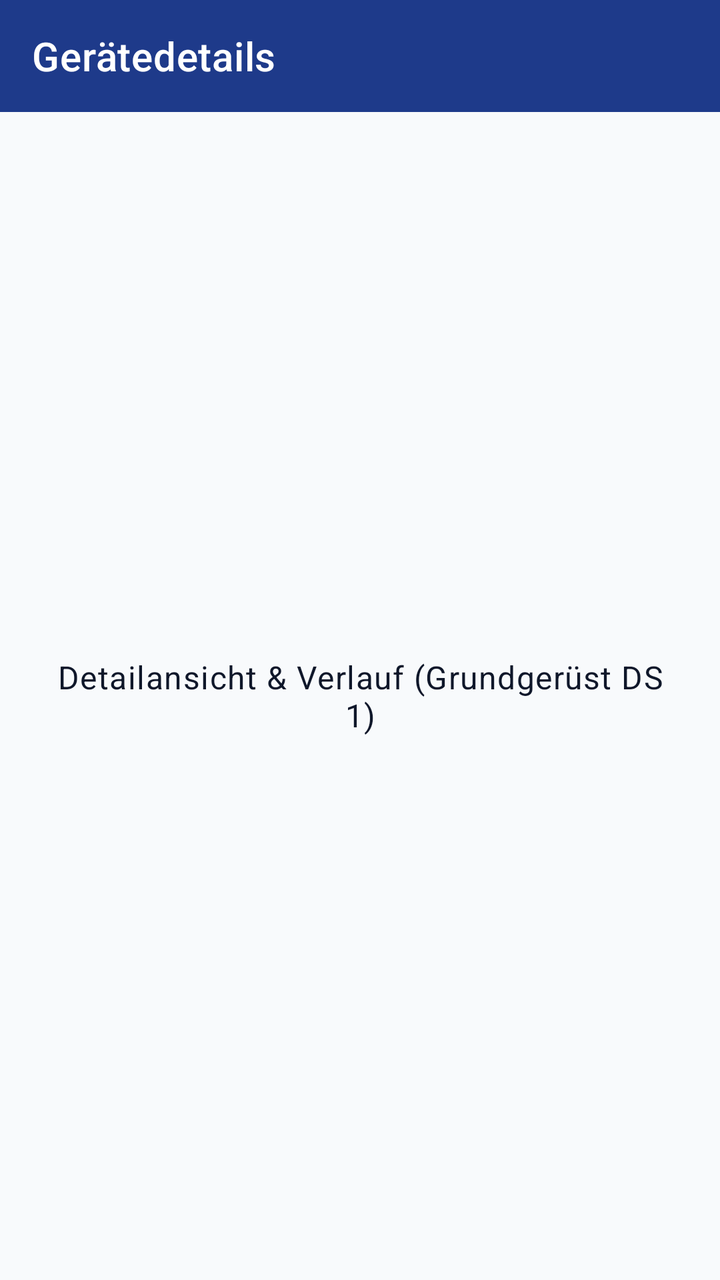
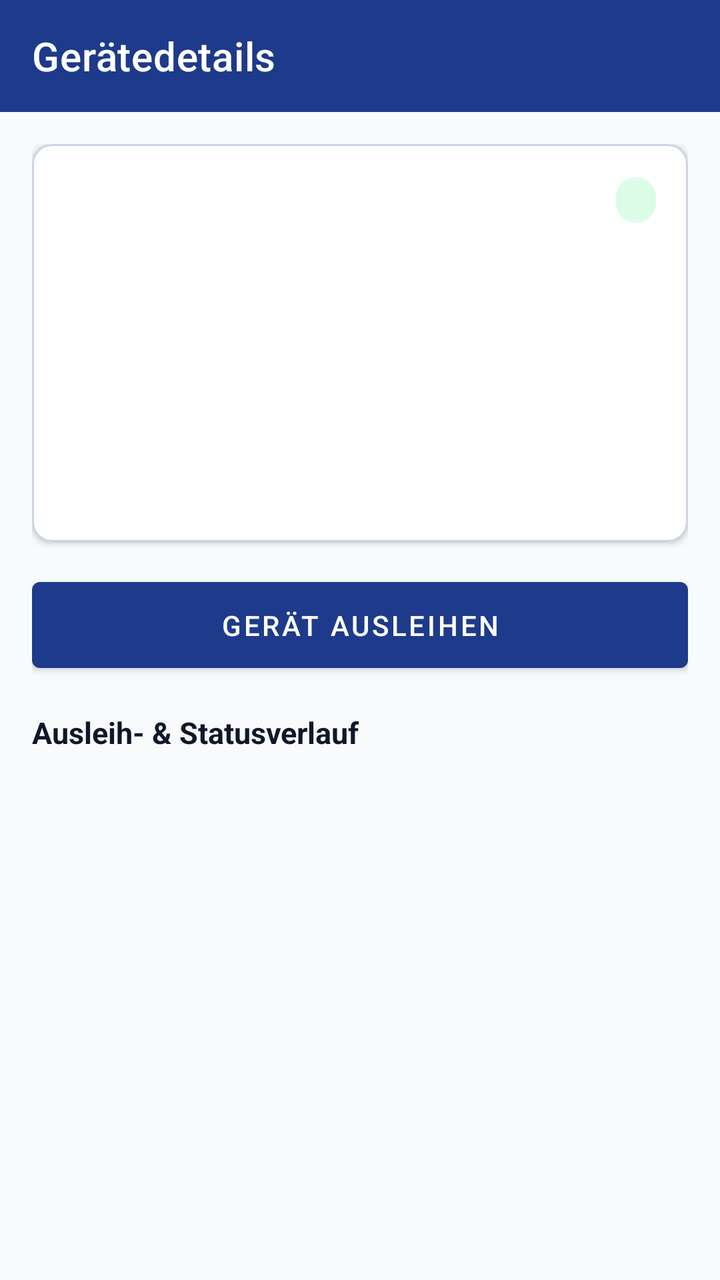

The first picture is an Android layout as it rendered before a commit; the second is the same layout after the commit. The layout source and the unified diff follow.
<!-- AndroidManifest.xml: application theme Theme.RackVault -->
<!-- res/layout/activity_asset_detail.xml -->
<?xml version="1.0" encoding="utf-8"?>
<LinearLayout xmlns:android="http://schemas.android.com/apk/res/android"
    xmlns:app="http://schemas.android.com/apk/res-auto"
    android:layout_width="match_parent"
    android:layout_height="match_parent"
    android:orientation="vertical">

    <com.google.android.material.appbar.MaterialToolbar
        android:id="@+id/toolbar"
        android:layout_width="match_parent"
        android:layout_height="?attr/actionBarSize"
        android:background="?attr/colorPrimary"
        app:title="@string/title_asset_detail"
        app:titleTextColor="?attr/colorOnPrimary" />

    <TextView
        android:id="@+id/tvPlaceholder"
        android:layout_width="match_parent"
        android:layout_height="0dp"
        android:layout_weight="1"
        android:gravity="center"
        android:padding="24dp"
        android:text="@string/placeholder_detail"
        android:textAppearance="?attr/textAppearanceBody1" />

</LinearLayout>
<!-- resources referenced by this layout -->
<resources>
  <string name="placeholder_detail">Detailansicht &amp; Verlauf (Grundgerüst DS 1)</string>
  <string name="title_asset_detail">Gerätedetails</string>
  <style name="Theme.RackVault" parent="Theme.MaterialComponents.DayNight.NoActionBar">
          <item name="colorPrimary">@color/primary_blue</item>
          <item name="colorPrimaryVariant">@color/primary_blue_dark</item>
          <item name="colorOnPrimary">@color/on_primary</item>
  
          <item name="colorSecondary">@color/primary_blue_light</item>
          <item name="colorSecondaryVariant">@color/secondary_slate</item>
          <item name="colorOnSecondary">@color/on_primary</item>
  
          <item name="android:colorBackground">@color/surface_background</item>
          <item name="colorSurface">@color/surface_card</item>
          <item name="colorOnSurface">@color/text_primary</item>
          <item name="android:textColorPrimary">@color/text_primary</item>
          <item name="android:textColorSecondary">@color/text_secondary</item>
  
          <item name="android:statusBarColor">@color/primary_blue_dark</item>
      </style>
  <color name="primary_blue">#1E3A8A</color>
  <color name="primary_blue_dark">#172554</color>
  <color name="on_primary">#FFFFFF</color>
  <color name="primary_blue_light">#2563EB</color>
  <color name="secondary_slate">#334155</color>
  <color name="surface_background">#F8FAFC</color>
  <color name="surface_card">#FFFFFF</color>
  <color name="text_primary">#0F172A</color>
  <color name="text_secondary">#475569</color>
</resources>

<!-- the commit's change to res/layout/activity_asset_detail.xml (unified diff, before → after) -->
@@ -1,8 +1,10 @@
 <?xml version="1.0" encoding="utf-8"?>
 <LinearLayout xmlns:android="http://schemas.android.com/apk/res/android"
     xmlns:app="http://schemas.android.com/apk/res-auto"
+    android:id="@+id/rootDetail"
     android:layout_width="match_parent"
     android:layout_height="match_parent"
+    android:background="?android:attr/colorBackground"
     android:orientation="vertical">
 
     <com.google.android.material.appbar.MaterialToolbar
@@ -10,17 +12,165 @@
         android:layout_width="match_parent"
         android:layout_height="?attr/actionBarSize"
         android:background="?attr/colorPrimary"
+        app:navigationIconTint="?attr/colorOnPrimary"
         app:title="@string/title_asset_detail"
         app:titleTextColor="?attr/colorOnPrimary" />
 
-    <TextView
-        android:id="@+id/tvPlaceholder"
+    <LinearLayout
         android:layout_width="match_parent"
-        android:layout_height="0dp"
-        android:layout_weight="1"
-        android:gravity="center"
-        android:padding="24dp"
-        android:text="@string/placeholder_detail"
-        android:textAppearance="?attr/textAppearanceBody1" />
+        android:layout_height="match_parent"
+        android:orientation="vertical"
+        android:padding="16dp">
+
+        <com.google.android.material.card.MaterialCardView
+            android:layout_width="match_parent"
+            android:layout_height="wrap_content"
+            app:cardBackgroundColor="?attr/colorSurface"
+            app:cardCornerRadius="10dp"
+            app:cardElevation="2dp"
+            app:strokeColor="@color/surface_border"
+            app:strokeWidth="1dp">
+
+            <LinearLayout
+                android:layout_width="match_parent"
+                android:layout_height="wrap_content"
+                android:orientation="vertical"
+                android:padding="16dp">
+
+                <LinearLayout
+                    android:layout_width="match_parent"
+                    android:layout_height="wrap_content"
+                    android:gravity="center_vertical"
+                    android:orientation="horizontal">
+
+                    <TextView
+                        android:id="@+id/tvDetailName"
+                        android:layout_width="0dp"
+                        android:layout_height="wrap_content"
+                        android:layout_marginEnd="8dp"
+                        android:layout_weight="1"
+                        android:textColor="?android:attr/textColorPrimary"
+                        android:textSize="18sp"
+                        android:textStyle="bold" />
+
+                    <TextView
+                        android:id="@+id/tvDetailStatusBadge"
+                        android:layout_width="wrap_content"
+                        android:layout_height="wrap_content"
+                        android:background="@drawable/bg_status_badge"
+                        android:textAllCaps="true"
+                        android:textColor="@color/status_available_text"
+                        android:textSize="11sp"
+                        android:textStyle="bold" />
+
+                </LinearLayout>
+
+                <TextView
+                    android:id="@+id/tvDetailInventoryNumber"
+                    android:layout_width="match_parent"
+                    android:layout_height="wrap_content"
+                    android:layout_marginTop="8dp"
+                    android:textColor="?android:attr/textColorSecondary"
+                    android:textSize="14sp" />
+
+                <TextView
+                    android:id="@+id/tvDetailCategory"
+                    android:layout_width="match_parent"
+                    android:layout_height="wrap_content"
+                    android:layout_marginTop="4dp"
+                    android:textColor="?android:attr/textColorSecondary"
+                    android:textSize="14sp" />
+
+                <TextView
+                    android:id="@+id/tvDetailLocation"
+                    android:layout_width="match_parent"
+                    android:layout_height="wrap_content"
+                    android:layout_marginTop="4dp"
+                    android:textColor="?android:attr/textColorSecondary"
+                    android:textSize="14sp" />
+
+                <TextView
+                    android:id="@+id/tvDetailMacAddress"
+                    android:layout_width="match_parent"
+                    android:layout_height="wrap_content"
+                    android:layout_marginTop="4dp"
+                    android:textColor="?android:attr/textColorSecondary"
+                    android:textSize="14sp" />
+
+                <TextView
+                    android:id="@+id/tvDetailVendor"
+                    android:layout_width="match_parent"
+                    android:layout_height="wrap_content"
+                    android:layout_marginTop="4dp"
+                    android:textColor="?android:attr/textColorSecondary"
+                    android:textSize="14sp" />
+
+                <TextView
+                    android:id="@+id/tvDetailBorrowedInfo"
+                    android:layout_width="match_parent"
+                    android:layout_height="wrap_content"
+                    android:layout_marginTop="6dp"
+                    android:textColor="@color/status_borrowed_text"
+                    android:textSize="14sp"
+                    android:textStyle="bold"
+                    android:visibility="gone" />
+
+                <TextView
+                    android:id="@+id/tvDetailNotes"
+                    android:layout_width="match_parent"
+                    android:layout_height="wrap_content"
+                    android:layout_marginTop="6dp"
+                    android:textColor="?android:attr/textColorSecondary"
+                    android:textSize="13sp" />
+
+            </LinearLayout>
+
+        </com.google.android.material.card.MaterialCardView>
+
+        <com.google.android.material.button.MaterialButton
+            android:id="@+id/btnBorrowOrReturn"
+            android:layout_width="match_parent"
+            android:layout_height="wrap_content"
+            android:layout_marginTop="14dp"
+            android:paddingVertical="12dp"
+            android:text="@string/btn_borrow_asset" />
+
+        <TextView
+            android:layout_width="match_parent"
+            android:layout_height="wrap_content"
+            android:layout_marginTop="16dp"
+            android:layout_marginBottom="6dp"
+            android:text="@string/label_loan_history"
+            android:textColor="?android:attr/textColorPrimary"
+            android:textSize="15sp"
+            android:textStyle="bold" />
+
+        <FrameLayout
+            android:layout_width="match_parent"
+            android:layout_height="0dp"
+            android:layout_weight="1">
+
+            <ListView
+                android:id="@+id/lvLoanLog"
+                android:layout_width="match_parent"
+                android:layout_height="match_parent"
+                android:divider="@color/surface_border"
+                android:dividerHeight="1dp" />
+
+            <TextView
+                android:id="@+id/tvEmptyLoanLog"
+                android:layout_width="match_parent"
+                android:layout_height="wrap_content"
+                android:layout_gravity="center"
+                android:gravity="center"
+                android:padding="16dp"
+                android:text="@string/empty_loan_log"
+                android:textColor="?android:attr/textColorSecondary"
+                android:textSize="14sp"
+                android:visibility="gone" />
+
+        </FrameLayout>
+
+    </LinearLayout>
 
 </LinearLayout>
<!-- resource entries referenced after the edit -->
@@ -1,6 +1,23 @@
 <!-- resources referenced by this layout -->
 <resources>
-  <string name="placeholder_detail">Detailansicht &amp; Verlauf (Grundgerüst DS 1)</string>
+  <color name="status_available_text">#16A34A</color>
+  <color name="status_borrowed_text">#EA580C</color>
+  <color name="surface_border">#CBD5E1</color>
+  <!-- drawable bg_status_badge (drawable) -->
+  <?xml version="1.0" encoding="utf-8"?>
+  <shape xmlns:android="http://schemas.android.com/apk/res/android"
+      android:shape="rectangle">
+      <solid android:color="@color/status_available_bg" />
+      <corners android:radius="12dp" />
+      <padding
+          android:bottom="4dp"
+          android:left="10dp"
+          android:right="10dp"
+          android:top="4dp" />
+  </shape>
+  <string name="btn_borrow_asset">Gerät ausleihen</string>
+  <string name="empty_loan_log">Noch keine Ausleih- oder Status-Einträge vorhanden.</string>
+  <string name="label_loan_history">Ausleih- &amp; Statusverlauf</string>
   <string name="title_asset_detail">Gerätedetails</string>
   <style name="Theme.RackVault" parent="Theme.MaterialComponents.DayNight.NoActionBar">
           <item name="colorPrimary">@color/primary_blue</item>
@@ -19,6 +36,7 @@
   
           <item name="android:statusBarColor">@color/primary_blue_dark</item>
       </style>
+  <color name="status_available_bg">#DCFCE7</color>
   <color name="primary_blue">#1E3A8A</color>
   <color name="primary_blue_dark">#172554</color>
   <color name="on_primary">#FFFFFF</color>
